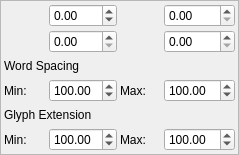
Before: the Qt Designer form Scribus/scribus/ui/propertywidget_advancedbase.ui in AlterScribus/ece15, drawn with Qt 5.
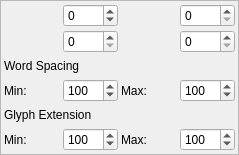
After: the same form once the commit is applied. Custom widgets are drawn as their Qt base class.

What changed in the file:
```diff
--- a/Scribus/scribus/ui/propertywidget_advancedbase.ui
+++ b/Scribus/scribus/ui/propertywidget_advancedbase.ui
@@ -34,12 +34,12 @@
     </widget>
    </item>
    <item row="0" column="1">
-    <widget class="ScrSpinBox" name="textBase">
+    <widget class="SMScrSpinBox" name="textBase">
      <property name="minimum">
-      <double>-100.000000000000000</double>
+      <number>-100</number>
      </property>
      <property name="maximum">
-      <double>100.000000000000000</double>
+      <number>100</number>
      </property>
     </widget>
    </item>
@@ -51,7 +51,7 @@
     </widget>
    </item>
    <item row="0" column="3">
-    <widget class="ScrSpinBox" name="tracking"/>
+    <widget class="SMScrSpinBox" name="tracking"/>
    </item>
    <item row="1" column="0">
     <widget class="QLabel" name="scaleHLabel">
@@ -61,7 +61,7 @@
     </widget>
    </item>
    <item row="1" column="1">
-    <widget class="ScrSpinBox" name="scaleH"/>
+    <widget class="SMScrSpinBox" name="scaleH"/>
    </item>
    <item row="1" column="2">
     <widget class="QLabel" name="scaleVLabel">
@@ -71,7 +71,7 @@
     </widget>
    </item>
    <item row="1" column="3">
-    <widget class="ScrSpinBox" name="scaleV"/>
+    <widget class="SMScrSpinBox" name="scaleV"/>
    </item>
    <item row="2" column="0" colspan="2">
     <widget class="QLabel" name="wordTrackingLabel">
@@ -88,28 +88,28 @@
     </widget>
    </item>
    <item row="3" column="1">
-    <widget class="ScrSpinBox" name="minWordTrackingSpinBox">
+    <widget class="SMScrSpinBox" name="minWordTrackingSpinBox">
      <property name="minimum">
-      <double>1.000000000000000</double>
+      <number>1</number>
      </property>
      <property name="maximum">
-      <double>200.000000000000000</double>
+      <number>200</number>
      </property>
      <property name="value">
-      <double>100.000000000000000</double>
+      <number>100</number>
      </property>
     </widget>
    </item>
    <item row="3" column="3">
-    <widget class="ScrSpinBox" name="normWordTrackingSpinBox">
+    <widget class="SMScrSpinBox" name="normWordTrackingSpinBox">
      <property name="minimum">
-      <double>1.000000000000000</double>
+      <number>1</number>
      </property>
      <property name="maximum">
-      <double>2000.000000000000000</double>
+      <number>2000</number>
      </property>
      <property name="value">
-      <double>100.000000000000000</double>
+      <number>100</number>
      </property>
     </widget>
    </item>
@@ -135,28 +135,28 @@
     </widget>
    </item>
    <item row="5" column="1">
-    <widget class="ScrSpinBox" name="minGlyphExtSpinBox">
+    <widget class="SMScrSpinBox" name="minGlyphExtSpinBox">
      <property name="minimum">
-      <double>90.000000000000000</double>
+      <number>90</number>
      </property>
      <property name="maximum">
-      <double>110.000000000000000</double>
+      <number>110</number>
      </property>
      <property name="value">
-      <double>100.000000000000000</double>
+      <number>100</number>
      </property>
     </widget>
    </item>
    <item row="5" column="3">
-    <widget class="ScrSpinBox" name="maxGlyphExtSpinBox">
+    <widget class="SMScrSpinBox" name="maxGlyphExtSpinBox">
      <property name="minimum">
-      <double>90.000000000000000</double>
+      <number>90</number>
      </property>
      <property name="maximum">
-      <double>110.000000000000000</double>
+      <number>110</number>
      </property>
      <property name="value">
-      <double>100.000000000000000</double>
+      <number>100</number>
      </property>
     </widget>
    </item>
@@ -171,9 +171,9 @@
  </widget>
  <customwidgets>
   <customwidget>
-   <class>ScrSpinBox</class>
-   <extends>QDoubleSpinBox</extends>
-   <header>ui/scrspinbox.h</header>
+   <class>SMScrSpinBox</class>
+   <extends>QSpinBox</extends>
+   <header location="global">ui/smscrspinbox.h</header>
   </customwidget>
  </customwidgets>
  <resources/>
```
